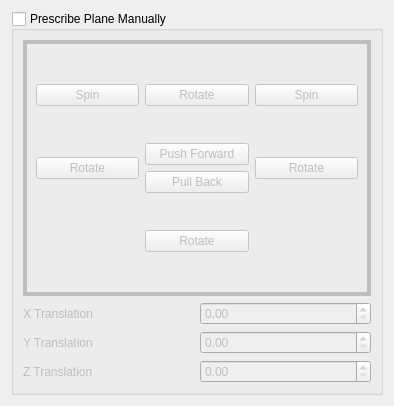
pengwg/vurtigo, file rtUI/slice2DOptions.ui: the form before one commit.
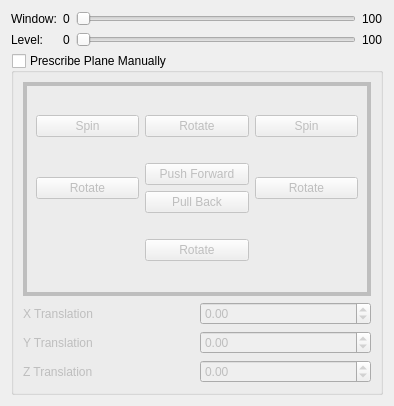
The form after the commit.

The edit to the form file:
```diff
--- a/rtUI/slice2DOptions.ui
+++ b/rtUI/slice2DOptions.ui
@@ -13,7 +13,92 @@
   <property name="windowTitle">
    <string>Form</string>
   </property>
-  <layout class="QVBoxLayout" name="verticalLayout">
+  <layout class="QVBoxLayout" name="verticalLayout_6">
+   <item>
+    <layout class="QHBoxLayout" name="horizontalLayout_4">
+     <item>
+      <layout class="QVBoxLayout" name="verticalLayout_4">
+       <item>
+        <widget class="QLabel" name="label_4">
+         <property name="text">
+          <string>Window:</string>
+         </property>
+        </widget>
+       </item>
+       <item>
+        <widget class="QLabel" name="label_5">
+         <property name="text">
+          <string>Level:</string>
+         </property>
+        </widget>
+       </item>
+      </layout>
+     </item>
+     <item>
+      <layout class="QVBoxLayout" name="verticalLayout_3">
+       <property name="spacing">
+        <number>6</number>
+       </property>
+       <item>
+        <widget class="QLabel" name="windowMinLabel">
+         <property name="text">
+          <string>0</string>
+         </property>
+        </widget>
+       </item>
+       <item>
+        <widget class="QLabel" name="levelMinLabel">
+         <property name="text">
+          <string>0</string>
+         </property>
+        </widget>
+       </item>
+      </layout>
+     </item>
+     <item>
+      <layout class="QVBoxLayout" name="verticalLayout_5">
+       <item>
+        <widget class="QSlider" name="windowSlider">
+         <property name="maximum">
+          <number>100</number>
+         </property>
+         <property name="orientation">
+          <enum>Qt::Horizontal</enum>
+         </property>
+        </widget>
+       </item>
+       <item>
+        <widget class="QSlider" name="levelSlider">
+         <property name="maximum">
+          <number>100</number>
+         </property>
+         <property name="orientation">
+          <enum>Qt::Horizontal</enum>
+         </property>
+        </widget>
+       </item>
+      </layout>
+     </item>
+     <item>
+      <layout class="QVBoxLayout" name="verticalLayout">
+       <item>
+        <widget class="QLabel" name="windowMaxLabel">
+         <property name="text">
+          <string>100</string>
+         </property>
+        </widget>
+       </item>
+       <item>
+        <widget class="QLabel" name="levelMaxLabel">
+         <property name="text">
+          <string>100</string>
+         </property>
+        </widget>
+       </item>
+      </layout>
+     </item>
+    </layout>
+   </item>
    <item>
     <widget class="QGroupBox" name="prescribeGroupBox">
      <property name="title">
@@ -123,7 +208,14 @@
          </widget>
         </item>
         <item>
-         <widget class="QDoubleSpinBox" name="xDoubleSpinBox"/>
+         <widget class="QDoubleSpinBox" name="xDoubleSpinBox">
+          <property name="minimum">
+           <double>-200.000000000000000</double>
+          </property>
+          <property name="maximum">
+           <double>200.000000000000000</double>
+          </property>
+         </widget>
         </item>
        </layout>
       </item>
@@ -137,7 +229,14 @@
          </widget>
         </item>
         <item>
-         <widget class="QDoubleSpinBox" name="yDoubleSpinBox"/>
+         <widget class="QDoubleSpinBox" name="yDoubleSpinBox">
+          <property name="minimum">
+           <double>-200.000000000000000</double>
+          </property>
+          <property name="maximum">
+           <double>200.000000000000000</double>
+          </property>
+         </widget>
         </item>
        </layout>
       </item>
@@ -151,7 +250,14 @@
          </widget>
         </item>
         <item>
-         <widget class="QDoubleSpinBox" name="zDoubleSpinBox"/>
+         <widget class="QDoubleSpinBox" name="zDoubleSpinBox">
+          <property name="minimum">
+           <double>-200.000000000000000</double>
+          </property>
+          <property name="maximum">
+           <double>200.000000000000000</double>
+          </property>
+         </widget>
         </item>
        </layout>
       </item>
```
